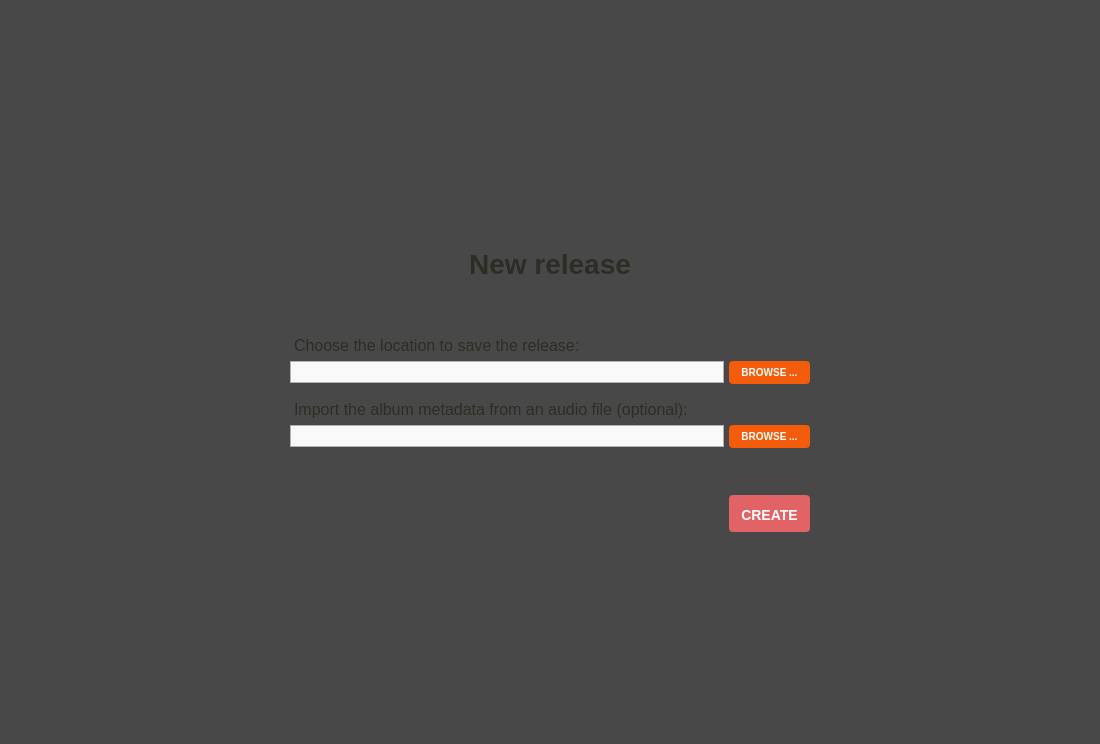
Qt form resources/ui/new_album_screen.ui (Iconoclasteinc/tgit) before a commit.
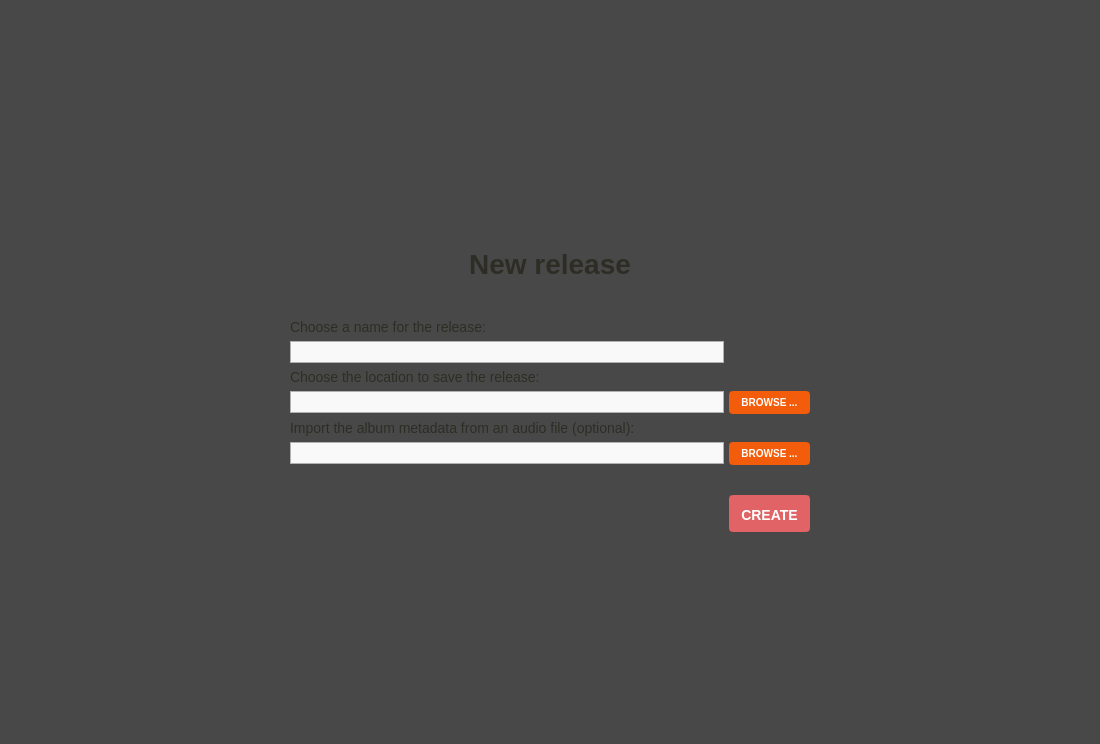
The same form after that commit. Icons and pictures are not drawn.

Commit message: We now ask for the album name separatly from the save location.

Diff of the .ui file:
```diff
--- a/resources/ui/new_album_screen.ui
+++ b/resources/ui/new_album_screen.ui
@@ -26,8 +26,7 @@
 
 QLabel {
 	color: #2D2D25;
-	font-size: 16px;
-	margin-top: 10px;
+	font-size: 14px;
 }
 
 QLineEdit {
@@ -145,20 +144,20 @@
          <property name="verticalSpacing">
           <number>6</number>
          </property>
-         <item row="1" column="2">
+         <item row="6" column="1">
+          <widget class="QLineEdit" name="track_location"/>
+         </item>
+         <item row="3" column="2">
           <widget class="QPushButton" name="browse_album_location_button">
            <property name="text">
             <string>BROWSE ...</string>
            </property>
           </widget>
          </item>
-         <item row="1" column="1">
+         <item row="3" column="1">
           <widget class="QLineEdit" name="album_location"/>
          </item>
-         <item row="4" column="1">
-          <widget class="QLineEdit" name="track_location"/>
-         </item>
-         <item row="4" column="2">
+         <item row="6" column="2">
           <widget class="QPushButton" name="browse_track_location_button">
            <property name="text">
             <string>BROWSE ...</string>
@@ -166,6 +165,13 @@
           </widget>
          </item>
          <item row="2" column="1" colspan="2">
+          <widget class="QLabel" name="album_location_label">
+           <property name="text">
+            <string>Choose the location to save the release:</string>
+           </property>
+          </widget>
+         </item>
+         <item row="4" column="1" colspan="2">
           <widget class="QLabel" name="track_location_label">
            <property name="text">
             <string>Import the album metadata from an audio file (optional):</string>
@@ -173,12 +179,15 @@
           </widget>
          </item>
          <item row="0" column="1" colspan="2">
-          <widget class="QLabel" name="album_location_label">
+          <widget class="QLabel" name="album_name_label">
            <property name="text">
-            <string>Choose the location to save the release:</string>
+            <string>Choose a name for the release:</string>
            </property>
           </widget>
          </item>
+         <item row="1" column="1">
+          <widget class="QLineEdit" name="album_name"/>
+         </item>
         </layout>
        </widget>
       </item>
@@ -230,7 +239,7 @@
           <number>0</number>
          </property>
          <property name="topMargin">
-          <number>10</number>
+          <number>0</number>
          </property>
          <property name="rightMargin">
           <number>0</number>
```
Left out of the diff: 6 changed lines with no effect on the pictures. The commit also changes 12 other files.
